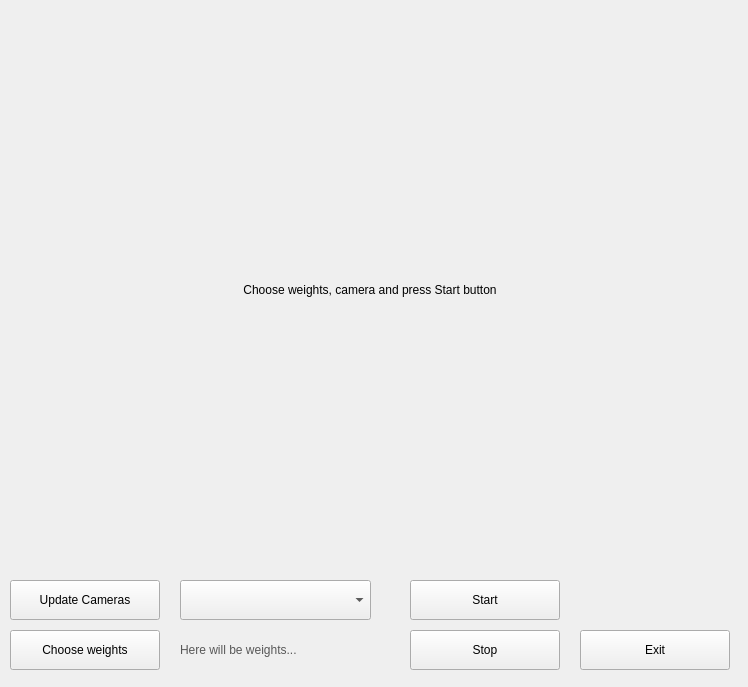
SicutDeus/stz_realsense, file GUI/detection.ui: the form before one commit.
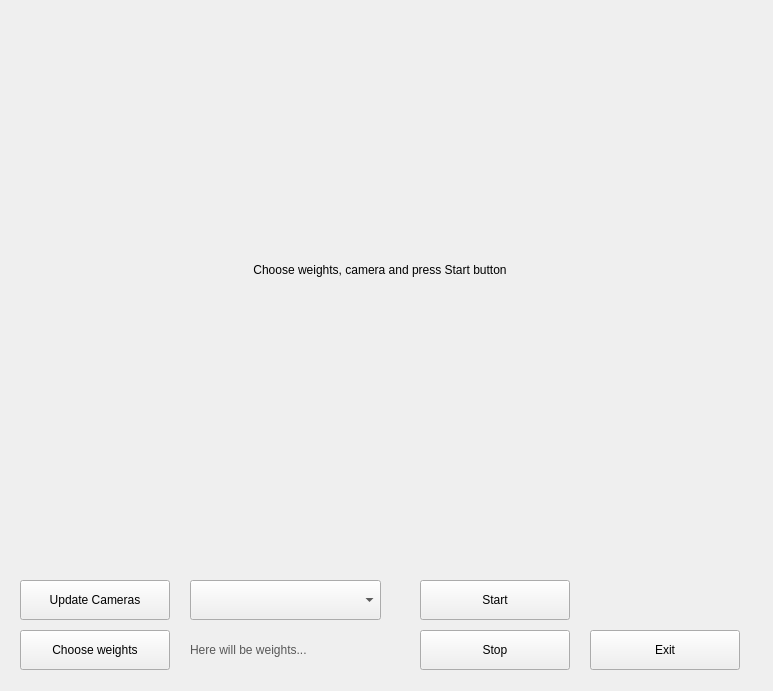
The form after the commit.

Patch:
```diff
--- a/GUI/detection.ui
+++ b/GUI/detection.ui
@@ -6,8 +6,8 @@
    <rect>
     <x>0</x>
     <y>0</y>
-    <width>748</width>
-    <height>687</height>
+    <width>773</width>
+    <height>691</height>
    </rect>
   </property>
   <property name="windowTitle">
@@ -17,7 +17,7 @@
    <widget class="QComboBox" name="camera_combobox">
     <property name="geometry">
      <rect>
-      <x>180</x>
+      <x>190</x>
       <y>580</y>
       <width>191</width>
       <height>40</height>
@@ -30,7 +30,7 @@
    <widget class="QPushButton" name="update_cameras_btn">
     <property name="geometry">
      <rect>
-      <x>10</x>
+      <x>20</x>
       <y>580</y>
       <width>150</width>
       <height>40</height>
@@ -46,7 +46,7 @@
    <widget class="QLabel" name="weights_label">
     <property name="geometry">
      <rect>
-      <x>180</x>
+      <x>190</x>
       <y>630</y>
       <width>241</width>
       <height>40</height>
@@ -63,7 +63,7 @@
    <widget class="QPushButton" name="choose_weights_btn">
     <property name="geometry">
      <rect>
-      <x>10</x>
+      <x>20</x>
       <y>630</y>
       <width>150</width>
       <height>40</height>
@@ -79,7 +79,7 @@
    <widget class="QPushButton" name="start_btn">
     <property name="geometry">
      <rect>
-      <x>410</x>
+      <x>420</x>
       <y>580</y>
       <width>150</width>
       <height>40</height>
@@ -95,7 +95,7 @@
    <widget class="QPushButton" name="stop_btn">
     <property name="geometry">
      <rect>
-      <x>410</x>
+      <x>420</x>
       <y>630</y>
       <width>150</width>
       <height>40</height>
@@ -111,9 +111,9 @@
    <widget class="QLabel" name="stream_label">
     <property name="geometry">
      <rect>
-      <x>130</x>
-      <y>50</y>
-      <width>480</width>
+      <x>60</x>
+      <y>30</y>
+      <width>640</width>
       <height>480</height>
      </rect>
     </property>
@@ -130,7 +130,7 @@
    <widget class="QPushButton" name="exit_btn">
     <property name="geometry">
      <rect>
-      <x>580</x>
+      <x>590</x>
       <y>630</y>
       <width>150</width>
       <height>40</height>
```
